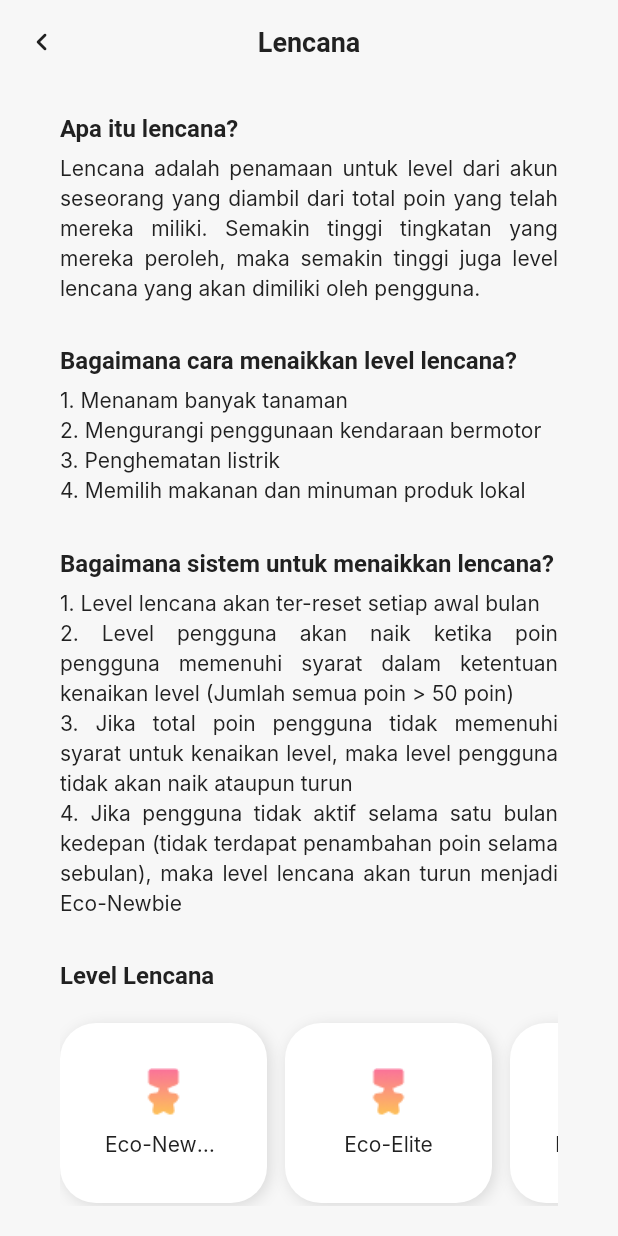
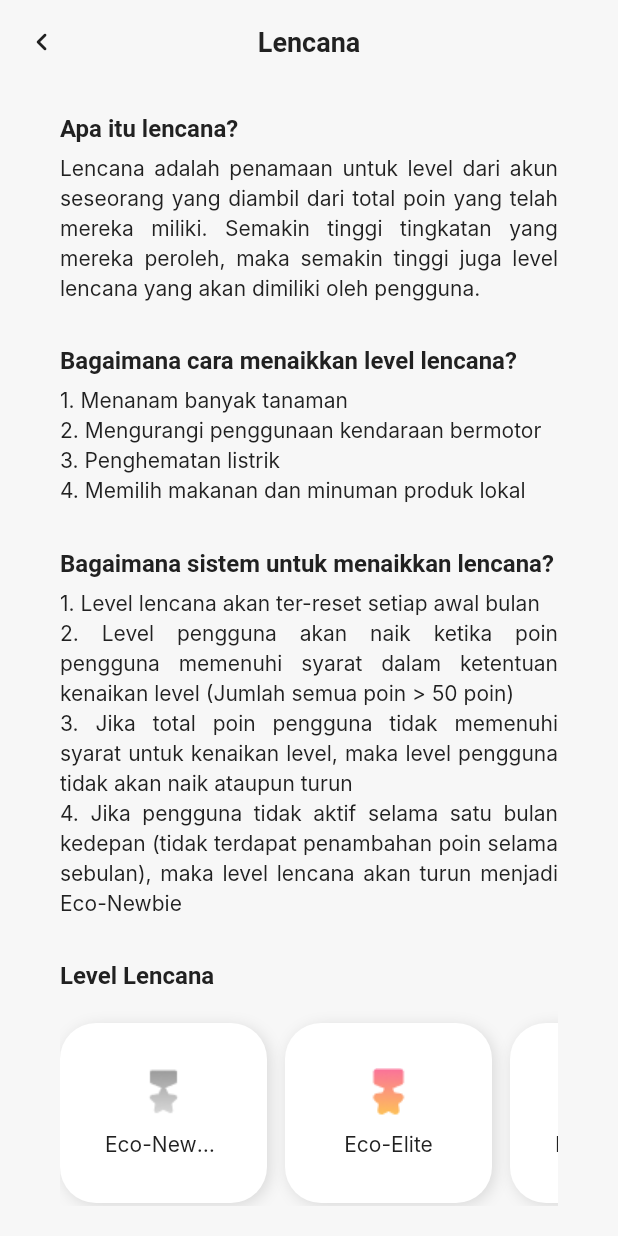
Before and after one commit to alfialfi19/mobile-carbon, a Flutter app: the BadgeContent screen opened directly, on a phone screen of 412 x 824 dp. Run offline on Flutter 3.47's test engine with Material 2 defaults, Android fonts, the phone set to English and light mode, and no system bars; our stand-ins replace bloc, dio, easy_localization, equatable, file_picker, firebase_auth and 10 more; missing offline and left inert: heic_to_jpg; accounts and stored records are empty; network calls fail; Roboto replaces fonts that are missing (Inter).

Commit message:
fix feedback coda

```diff
--- a/lib/commons/resources/icons.dart
+++ b/lib/commons/resources/icons.dart
@@ -5,6 +5,7 @@
   static const String badge = "$iconsDir/ic-badge.png";
   static const String badgeElite = "$iconsDir/ic-badge-elite.png";
   static const String badgeLegend = "$iconsDir/ic-badge-legend.png";
+  static const String badgeNewbie = "$iconsDir/ic-badge-newbie.png";
   static const String biogas = "$iconsDir/ic-biogas.png";
   static const String car = "$iconsDir/ic-car.png";
   static const String car2 = "$iconsDir/ic-car-2.png";
--- a/lib/my_app.dart
+++ b/lib/my_app.dart
@@ -23,7 +23,7 @@
       child: MaterialApp(
         navigatorKey: navigatorKey,
         initialRoute: Routes.splash,
-        title: "Carbon App",
+        title: "Daur Karbon",
         debugShowCheckedModeBanner: false,
         theme: appTheme,
         onGenerateRoute: (settings) {
--- a/lib/screens/badge_screen.dart
+++ b/lib/screens/badge_screen.dart
@@ -65,7 +65,9 @@
       body: BlocBuilder<AuthBloc, AuthState>(
         builder: (context, state) {
           if (state is DetailAccountLoaded) {
+            print("===> userBadge Level: $userBadgeLevel");
             userBadgeLevel = state.accountDetail.level ?? "-";
+            print("===> userBadge Level after: $userBadgeLevel");
           }
 
           return Container(
@@ -210,7 +212,7 @@
                     scrollDirection: Axis.horizontal,
                     physics: const ClampingScrollPhysics(),
                     children: [
-                      if (userBadgeLevel.contains("newbie")) ...[
+                      if (userBadgeLevel.toLowerCase().contains("newbie")) ...[
                         const BadgeLevelItemGradient(
                           badgeLabel: "Eco-Newbie",
                         ),
@@ -222,7 +224,7 @@
                       const SizedBox(
                         width: 12.0,
                       ),
-                      if (userBadgeLevel.contains("elit")) ...[
+                      if (userBadgeLevel.toLowerCase().contains("elit")) ...[
                         const BadgeLevelItemGradient(
                           badgeLabel: "Eco-Elite",
                         ),
@@ -234,7 +236,7 @@
                       const SizedBox(
                         width: 12.0,
                       ),
-                      if (userBadgeLevel.contains("legen")) ...[
+                      if (userBadgeLevel.toLowerCase().contains("legen")) ...[
                         const BadgeLevelItemGradient(
                           badgeLabel: "Eco-Legend",
                         ),
--- a/lib/screens/calculate_carbon_final_step.dart
+++ b/lib/screens/calculate_carbon_final_step.dart
@@ -122,8 +122,9 @@
                 itemBuilder: (context, index) {
                   return TextFieldInputBackground(
                     labelText: widget.selectedCategory[index].opt,
-                    hintText:
-                        "Masukkan berat ${widget.selectedCategory[index].opt}",
+                    hintText: "Masukkan data jejak karbon",
+                    // hintText:
+                    //     "Masukkan berat ${widget.selectedCategory[index].opt}",
                     maxLength: null,
                     controller: _controllers[index],
                     callback: (value) => print(
--- a/lib/screens/detail_article_screen.dart
+++ b/lib/screens/detail_article_screen.dart
@@ -382,6 +382,11 @@
       // close progress dialog
       Navigator.of(context).pop();
 
+      ToastUtil.info(
+        context,
+        "Berhasil menghapus artikel.",
+      );
+
       // navigate to other screen
       Navigator.of(context).pushNamedAndRemoveUntil(
         Routes.main,
--- a/lib/widgets/form_field/text_field_input_background.dart
+++ b/lib/widgets/form_field/text_field_input_background.dart
@@ -142,7 +142,10 @@
                   ),
                 ),
                 hintText: widget.hintText,
-                hintStyle: const TextStyle(height: 1.2),
+                hintStyle: const TextStyle(
+                  height: 1.2,
+                  fontSize: 14.0,
+                ),
                 // helperText: widget.required ? null : LocaleKeys.optional.tr(),
                 // helperStyle: Theme.of(context).textTheme.overline?.copyWith(
                 //       color: ColorPalettes.gray600,
--- a/lib/widgets/point/badge_level_item_flat.dart
+++ b/lib/widgets/point/badge_level_item_flat.dart
@@ -44,9 +44,13 @@
               ? Image.asset(
                   CarbonIcons.badgeLegend,
                 )
-              : Image.asset(
-                  CarbonIcons.badgeElite,
-                ),
+              : badgeLabel == "Eco-Elite"
+                  ? Image.asset(
+                      CarbonIcons.badgeElite,
+                    )
+                  : Image.asset(
+                      CarbonIcons.badgeNewbie,
+                    ),
           const SizedBox(
             height: 8.0,
           ),
```
Also changed, not shown: lib/screens/add_article_screen.dart (+17 -7 lines), lib/screens/detail_comment_screen.dart (+10 -0 lines), assets/icons/ic-badge-newbie.png (added).
